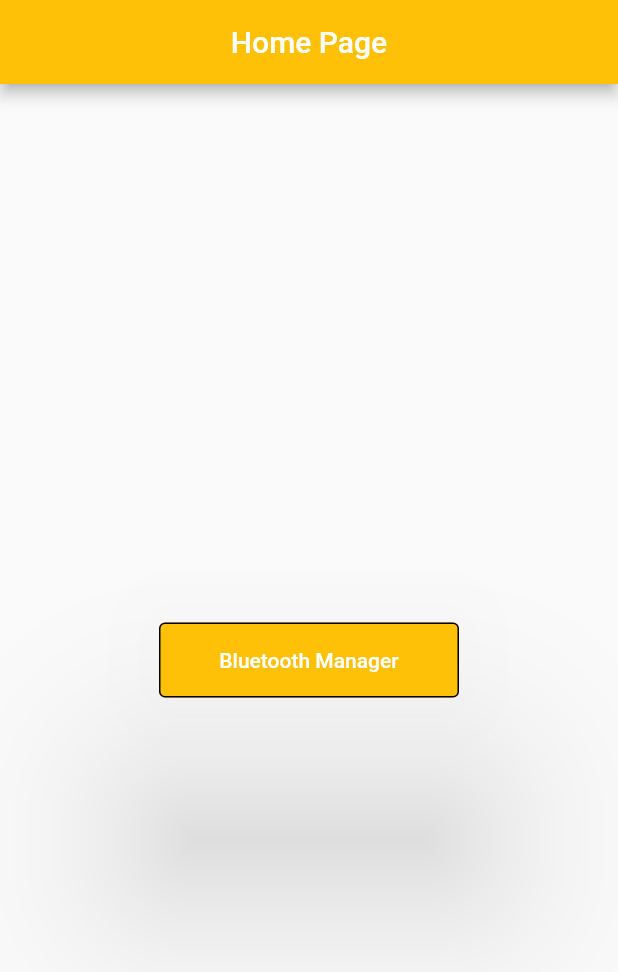
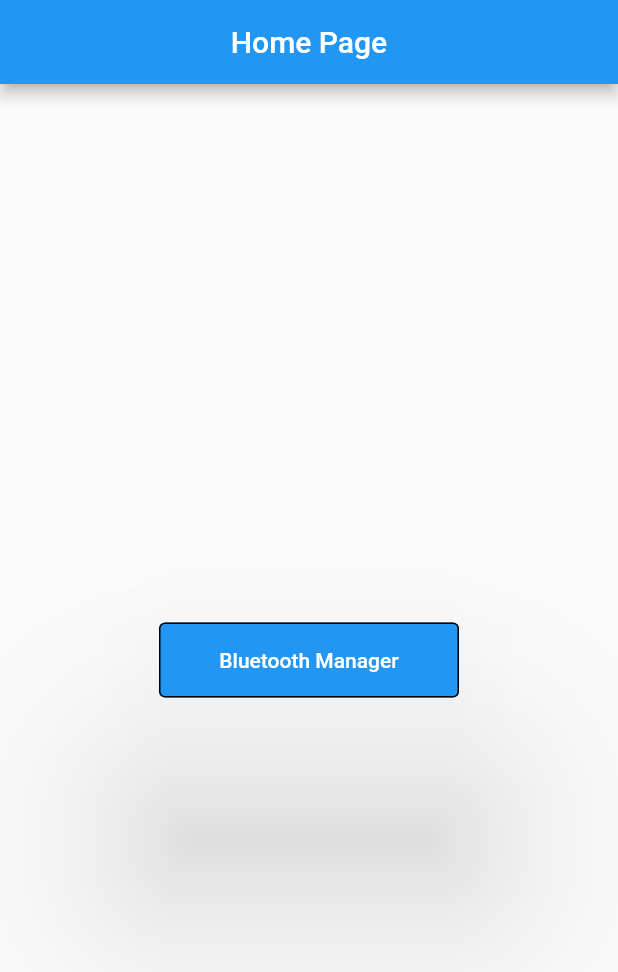
Before and after one commit to IsaAlk/smart-home-lighting-system, a Flutter app: the screen it shows after launch, on a phone screen of 412 x 824 dp. Shown: the top 972 px of the screen. Run offline on Flutter 3.47's test engine with Material 2 defaults, Android fonts, the phone set to English and light mode, and no system bars; our stand-ins replace flutter_blue.

```diff
--- a/lib/ble/bluetooth_manager.dart
+++ b/lib/ble/bluetooth_manager.dart
@@ -14,7 +14,7 @@ class BluetoothManager extends StatelessWidget {
   @override
   Widget build(BuildContext context) {
     return MaterialApp(
-      color: Colors.amber,
+      color: Colors.blue,
       home: StreamBuilder<BluetoothState>(
           stream: FlutterBlue.instance.state,
           initialData: BluetoothState.unknown,
@@ -37,7 +37,7 @@ class BluetoothOffScreen extends StatelessWidget {
   @override
   Widget build(BuildContext context) {
     return Scaffold(
-      backgroundColor: Colors.amber,
+      backgroundColor: Colors.blue,
       body: Center(
         child: Column(
           mainAxisSize: MainAxisSize.min,
--- a/lib/homepage_view.dart
+++ b/lib/homepage_view.dart
@@ -11,7 +11,7 @@ class HomePage extends StatelessWidget {
           title: const Text(
             'Home Page',
           ),
-          backgroundColor: Colors.amber,
+          backgroundColor: Colors.blue,
         ),
         body: Column(
           mainAxisAlignment: MainAxisAlignment.center,
@@ -22,7 +22,7 @@ class HomePage extends StatelessWidget {
             //       child: const Text("Accelerometer Data"),
             //       style: ElevatedButton.styleFrom(
             //         onPrimary: Colors.white,
-            //         primary: Colors.amber,
+            //         primary: Colors.blue,
             //         onSurface: Colors.grey,
             //         side: BorderSide(color: Colors.black, width: 1),
             //         elevation: 60,
@@ -45,7 +45,7 @@ class HomePage extends StatelessWidget {
             //       child: Text("Gyroscope Data"),
             //       style: ElevatedButton.styleFrom(
             //         onPrimary: Colors.white,
-            //         primary: Colors.amber,
+            //         primary: Colors.blue,
             //         onSurface: Colors.grey,
             //         side: BorderSide(color: Colors.black, width: 1),
             //         elevation: 60,
@@ -67,7 +67,7 @@ class HomePage extends StatelessWidget {
                   child: Text("Bluetooth Manager"),
                   style: ElevatedButton.styleFrom(
                     onPrimary: Colors.white,
-                    primary: Colors.amber,
+                    primary: Colors.blue,
                     onSurface: Colors.grey,
                     side: BorderSide(color: Colors.black, width: 1),
                     elevation: 60,
--- a/lib/main.dart
+++ b/lib/main.dart
@@ -1,13 +1,12 @@
+import 'package:activity_tracker/homepage_view.dart';
 import 'package:flutter/material.dart';
-
-import 'homepage_view.dart';
 
 void main() {
   runApp(const MyApp());
 }
 
 class MyApp extends StatelessWidget {
-  const MyApp({super.key});
+  const MyApp({Key? key}) : super(key: key);
 
   // This widget is the root of your application.
   @override
@@ -26,6 +25,7 @@ class MyApp extends StatelessWidget {
         // is not restarted.
         primarySwatch: Colors.blue,
       ),
+      // home: const MyHomePage(title: 'Flutter Demo Home Page'),
       home: HomePage(),
     );
   }
```
Also changed, not shown: pubspec.yaml (+6 -5 lines), pubspec.lock, 1 other file.
